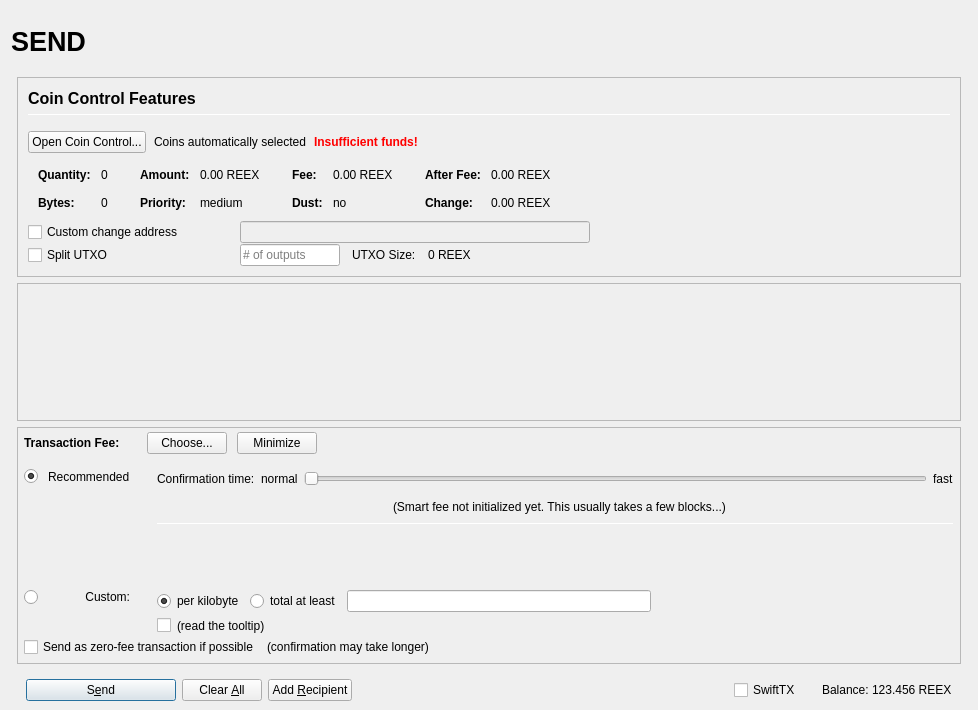
Before: the Qt Designer form src/qt/forms/sendcoinsdialog.ui in supertref/Reex, drawn with Qt 5.
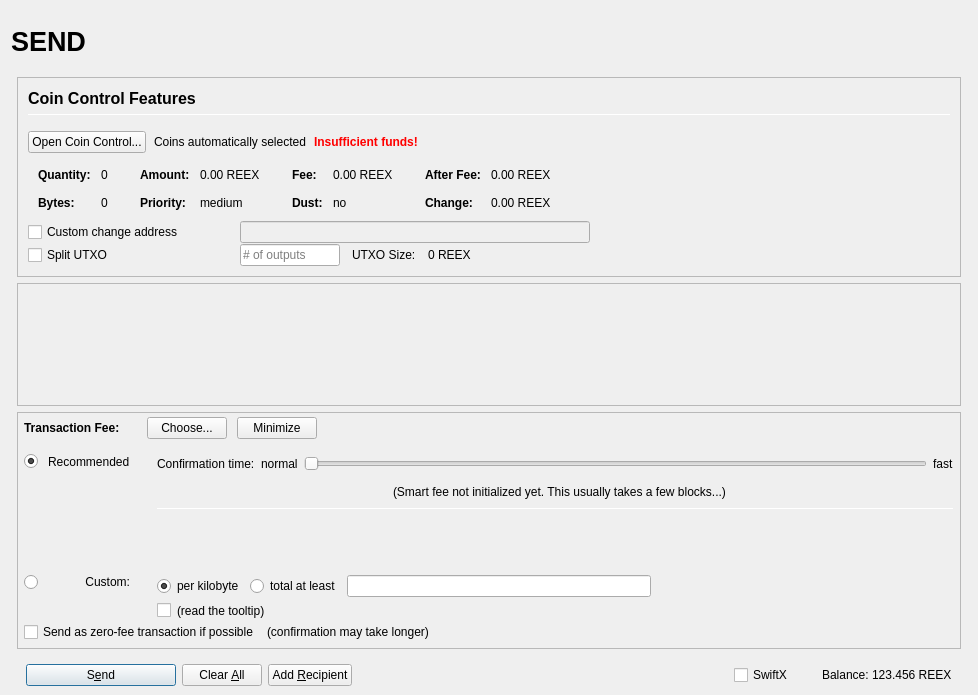
After: the same form once the commit is applied. Icons and pictures are not drawn. Custom widgets are drawn as their Qt base class.

```diff
--- a/src/qt/forms/sendcoinsdialog.ui
+++ b/src/qt/forms/sendcoinsdialog.ui
@@ -10,7 +10,7 @@
     <x>0</x>
     <y>0</y>
     <width>978</width>
-    <height>710</height>
+    <height>695</height>
    </rect>
   </property>
   <property name="windowTitle">
@@ -898,7 +898,7 @@
              <x>0</x>
              <y>0</y>
              <width>944</width>
-             <height>73</height>
+             <height>68</height>
             </rect>
            </property>
            <layout class="QVBoxLayout" name="verticalLayout_2" stretch="0,1">
@@ -1692,7 +1692,7 @@
                 </size>
                </property>
                <property name="text">
-                <string>SwiftTX</string>
+                <string>SwiftX</string>
                </property>
               </widget>
              </item>
```
Left out of the diff: 2 changed lines with no effect on the pictures.
